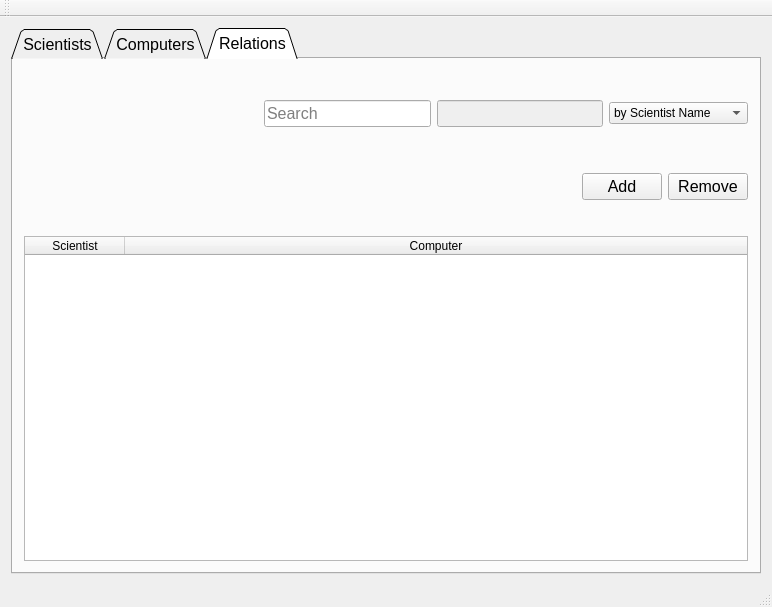
Old version of the form mainwindow.ui in the repository athenabjorg/sacr.
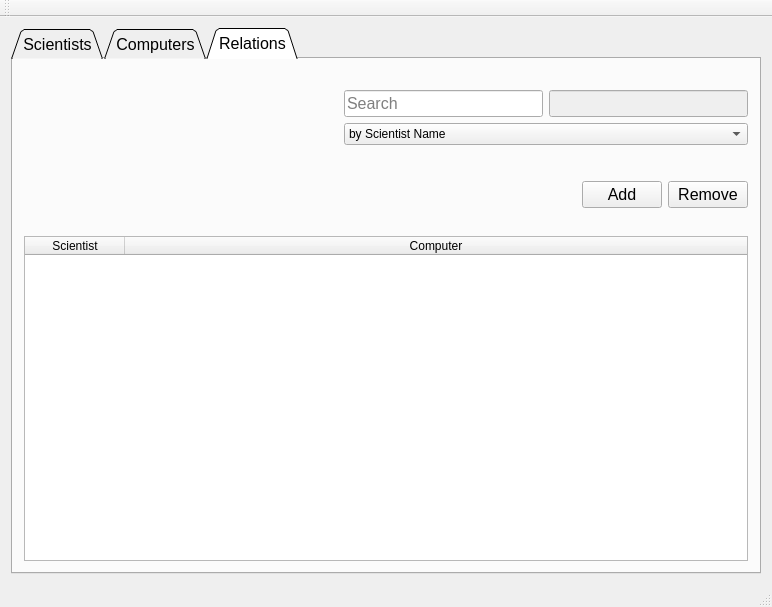
New version of the form. The open tabs and pages were chosen to show the change. Icons and pictures are not drawn.

Commit message: minor change to main window layout

What changed in the file:
```diff
--- a/mainwindow.ui
+++ b/mainwindow.ui
@@ -479,12 +479,16 @@
                 </property>
                 <property name="sizeHint" stdset="0">
                  <size>
-                  <width>120</width>
+                  <width>200</width>
                   <height>20</height>
                  </size>
                 </property>
                </spacer>
               </item>
+              <item>
+               <layout class="QVBoxLayout" name="verticalLayout_5">
+                <item>
+                 <layout class="QHBoxLayout" name="horizontalLayout_4">
               <item>
                <widget class="QLineEdit" name="relationSearchInput">
                 <property name="placeholderText">
@@ -499,6 +503,8 @@
                 </property>
                </widget>
               </item>
+                 </layout>
+                </item>
               <item>
                <widget class="QComboBox" name="relationSearchBy">
                 <property name="font">
@@ -528,6 +534,8 @@
                  </property>
                 </item>
                </widget>
+                </item>
+               </layout>
               </item>
              </layout>
             </item>
```
Left out of the diff: 20 changed lines with no effect on the pictures. Lines whose indentation alone changed are shown as unchanged.
